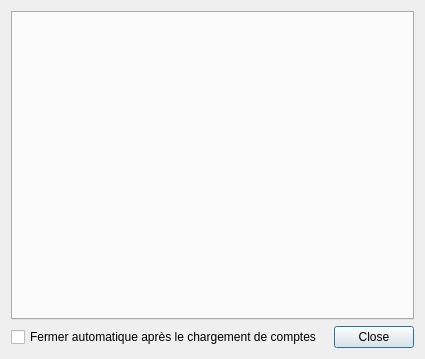
Above: BotDofus/src/gui/accountmanager/accountmanagerdialog.ui from josuesavy/BotDofus before the change. Below: the same form after it.
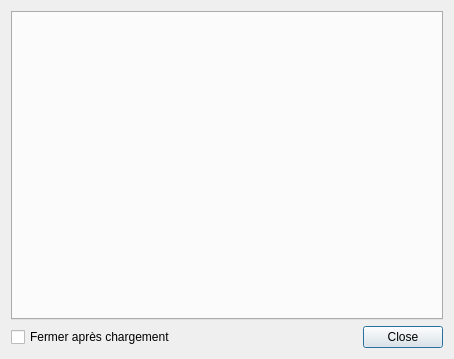
That is the form after the change. Icons and pictures are not drawn.

The edit to the form file:
```diff
--- a/BotDofus/src/gui/accountmanager/accountmanagerdialog.ui
+++ b/BotDofus/src/gui/accountmanager/accountmanagerdialog.ui
@@ -6,7 +6,7 @@
    <rect>
     <x>0</x>
     <y>0</y>
-    <width>418</width>
+    <width>454</width>
     <height>359</height>
    </rect>
   </property>
@@ -28,7 +28,7 @@
    <item row="1" column="0">
     <widget class="QCheckBox" name="checkBoxCloseAfterLoaded">
      <property name="text">
-      <string>Fermer automatique après le chargement de comptes</string>
+      <string>Fermer après chargement</string>
      </property>
     </widget>
    </item>
```
